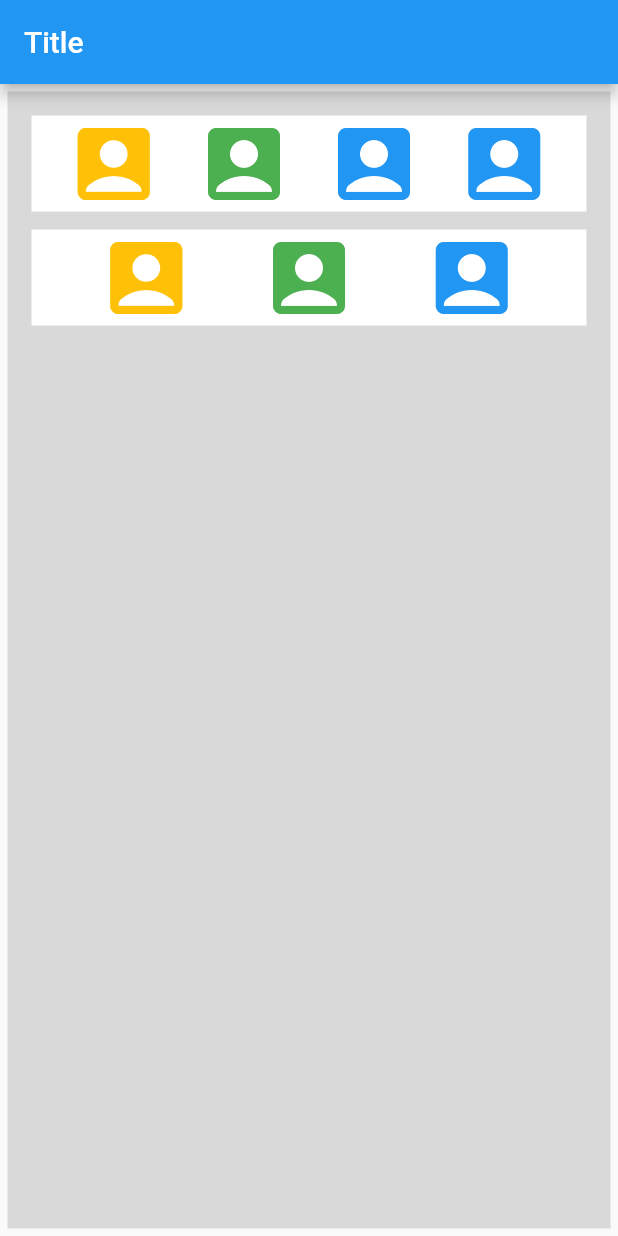
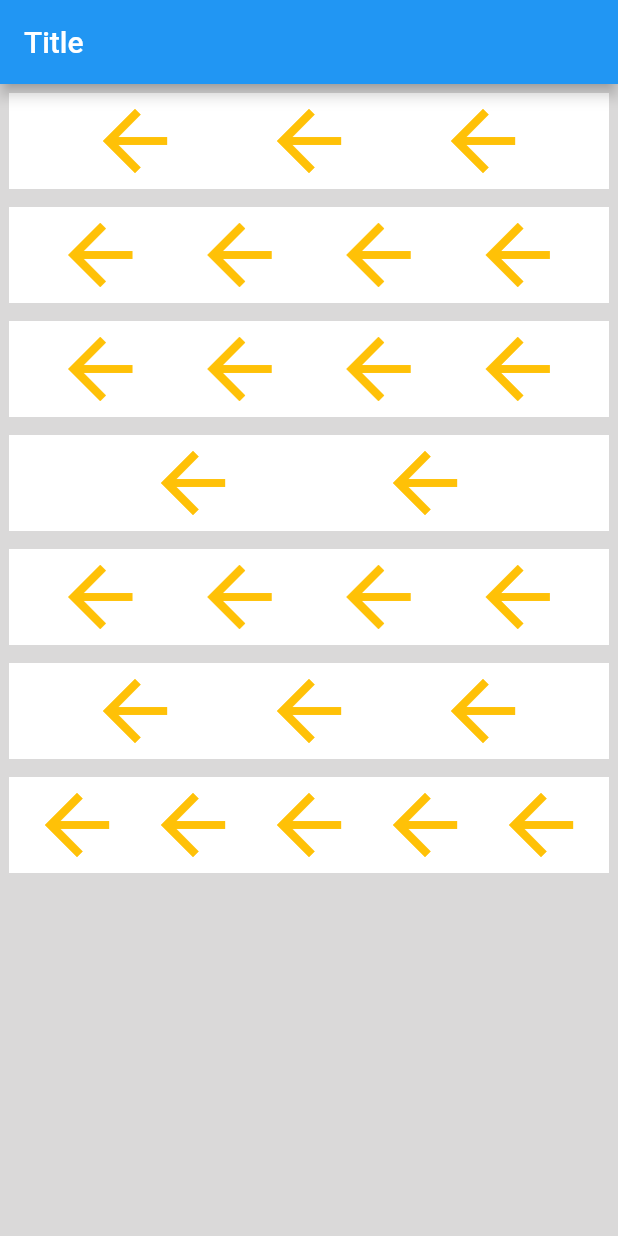
Before and after one commit to Karaxmedov/row_column_widget_example, a Flutter app: the screen it shows after launch, on a phone screen of 412 x 824 dp. Run offline on Flutter 3.47's test engine with Material 2 defaults, Android fonts, the light colour scheme and no system bars.

Commit message:
main.dart

```diff
--- a/lib/main.dart
+++ b/lib/main.dart
@@ -6,7 +6,6 @@ void main(List<String> args) {
 
 class MyApp extends StatelessWidget {
   const MyApp({super.key});
-
   @override
   Widget build(BuildContext context) {
     return MaterialApp(
@@ -15,83 +14,60 @@ class MyApp extends StatelessWidget {
           title: const Text("Title"),
         ),
         body: Container(
-          alignment: Alignment.topLeft,
-          padding: const EdgeInsets.all(10),
-          margin: const EdgeInsets.all(5),
+          alignment: Alignment.topCenter,
           color: const Color.fromARGB(255, 218, 217, 217),
           child: Column(
             mainAxisSize: MainAxisSize.min,
             mainAxisAlignment: MainAxisAlignment.center,
             children: [
-              Container(
+              createRow(3),
+              createRow(4),
+              createRow(4),
+              createRow(2),
+              createRow(4),
+              createRow(3),
+              createRow(5),
+
+            ],
+          ),
+        ),
+      ),
+    );
+  }
+
+  Container createRow(int iconNumber) {
+    return Container(
       margin: const EdgeInsets.all(6),
       color: Colors.white,
       child: Row(
         crossAxisAlignment: CrossAxisAlignment.center,
         mainAxisAlignment: MainAxisAlignment.spaceEvenly,
         mainAxisSize: MainAxisSize.max,
-                  /* crossAxisAlignment: CrossAxisAlignment.start,
+        /*crossAxisAlignment: CrossAxisAlignment.start,
         crossAxisAlignment: CrossAxisAlignment.end,
         crossAxisAlignment: CrossAxisAlignment.center,
+
         mainAxisAlignment: MainAxisAlignment.spaceBetween,
         mainAxisAlignment: MainAxisAlignment.center,
         mainAxisAlignment: MainAxisAlignment.start,
         mainAxisAlignment: MainAxisAlignment.spaceAround,
         mainAxisAlignment: MainAxisAlignment.end, */
-                  children: const [
-                    Icon(
-                      Icons.account_box_rounded,
+        children: createIconList(iconNumber),
+      ),
+    );
+  }
+
+  List<Widget> createIconList(int iconNumber) {
+    List<Widget> widgets = [];
+    for (int i = 0; i < iconNumber; i++) {
+      widgets.add(
+        const Icon(
+          Icons.arrow_back,
           color: Colors.amber,
           size: 64,
         ),
-                    Icon(
-                      Icons.account_box_rounded,
-                      color: Colors.green,
-                      size: 64,
-                    ),
-                    Icon(
-                      Icons.account_box_rounded,
-                      color: Colors.blue,
-                      size: 64,
-                    ),
-                    Icon(
-                      Icons.account_box_rounded,
-                      color: Colors.blue,
-                      size: 64,
-                    )
-                  ],
-                ),
-              ),
-              Container(
-                margin: const EdgeInsets.all(6),
-                color: Colors.white,
-                child: Row(
-                  crossAxisAlignment: CrossAxisAlignment.center,
-                  mainAxisAlignment: MainAxisAlignment.spaceEvenly,
-                  mainAxisSize: MainAxisSize.max,
-                  children: const [
-                    Icon(
-                      Icons.account_box_rounded,
-                      color: Colors.amber,
-                      size: 64,
-                    ),
-                    Icon(
-                      Icons.account_box_rounded,
-                      color: Colors.green,
-                      size: 64,
-                    ),
-                    Icon(
-                      Icons.account_box_rounded,
-                      color: Colors.blue,
-                      size: 64,
-                    ),
-                  ],
-                ),
-              ),
-            ],
-          ),
-        ),
-      ),
       );
     }
+    return widgets;
   }
+}
```
Lines whose indentation alone changed are shown as unchanged.
